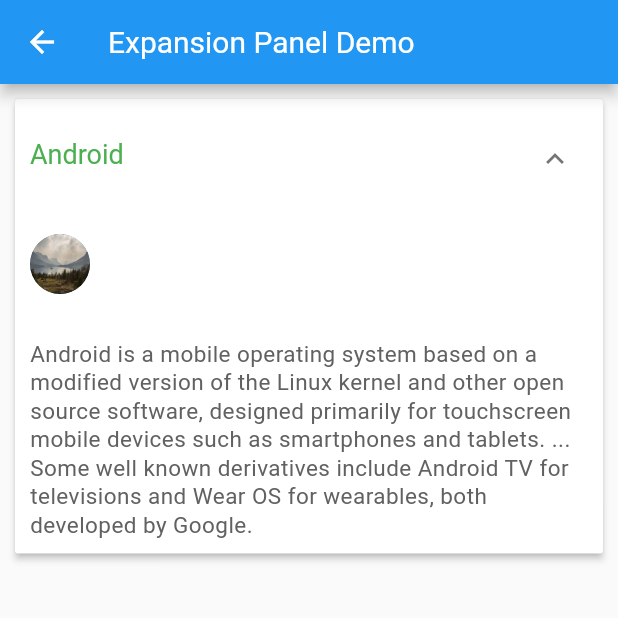
After one commit to diehard04/Flutter-App, a Flutter app: the ExpansionPanelDemo screen opened directly, after a tap on the "expand more" icon, on a phone screen of 412 x 824 dp, the top half of it. The commit adds this screen. Run offline on Flutter 3.47's test engine with Material 2 defaults, Android fonts, the phone set to English and light mode, and no system bars; our stand-ins replace auto_size_text, share, shared_preferences, simple_animations, sqflite; accounts and stored records are empty.

Commit message:
Expansion Panel demo

```diff
--- /dev/null
+++ b/lib/vnoc/expention/ItemModel.dart
@@ -0,0 +1,12 @@
+import 'package:flutter/material.dart';
+
+class ItemModel {
+  bool expanded;
+  String headerItem;
+  String discription;
+  Color colorsItem;
+  String img;
+
+
+  ItemModel({this.expanded: false,this.headerItem, this.discription, this.colorsItem,this.img});
+}
--- /dev/null
+++ b/lib/vnoc/expention/expansion_pannel_demo.dart
@@ -0,0 +1,98 @@
+import 'package:flutter/material.dart';
+
+import 'ItemModel.dart';
+
+
+class ExpansionPanelDemo extends StatefulWidget {
+
+  @override
+  _ExpansionPanelDemoState createState() => _ExpansionPanelDemoState();
+}
+
+class _ExpansionPanelDemoState extends State<ExpansionPanelDemo>{
+
+  @override
+  Widget build(BuildContext context) {
+
+    return Scaffold(
+      appBar: AppBar(
+        title: Text('Expansion Panel Demo'),
+      ),
+
+      body: Container(
+        padding: EdgeInsets.all(10),
+        child: ListView.builder(
+          itemCount: itemData.length,
+          itemBuilder: (BuildContext context, int index) {
+            return ExpansionPanelList(
+              animationDuration: Duration(milliseconds: 1000),
+              dividerColor: Colors.red,
+              //elevation: 1,
+              children: [
+                ExpansionPanel(
+                  body: Container(
+                    padding: EdgeInsets.all(10),
+                    child: Column(
+                      mainAxisAlignment: MainAxisAlignment.spaceBetween,
+                      crossAxisAlignment: CrossAxisAlignment.start,
+                      children: <Widget>[
+                        ClipOval(
+                          child: CircleAvatar(
+                            child: Image.asset(
+                              itemData[index].img,
+                              fit: BoxFit.cover,
+                            ),
+                          ),
+                        ),
+                        SizedBox(
+                          height: 30,
+                        ),
+                        Text(
+                          itemData[index].discription,
+                          style: TextStyle(
+                              color: Colors.grey[700],
+                              fontSize: 15,
+                              letterSpacing: 0.3,
+                              height: 1.3),
+                        ),
+                      ],
+                    ),
+                  ),
+                  headerBuilder: (BuildContext context, bool isExpanded) {
+                    return Container(
+                      padding: EdgeInsets.all(10),
+                      child: Text(
+                        itemData[index].headerItem,
+                        style: TextStyle(
+                          color: itemData[index].colorsItem,
+                          fontSize: 18,
+                        ),
+                      ),
+                    );
+                  },
+                  isExpanded: itemData[index].expanded,
+                )
+              ],
+              expansionCallback: (int item, bool status) {
+                setState(() {
+                  itemData[index].expanded = !itemData[index].expanded;
+                });
+              },
+            );
+          },
+        ),
+      ),
+    );
+  }
+
+  List<ItemModel> itemData = <ItemModel>[
+    ItemModel(
+        headerItem: 'Android',
+        discription:
+        "Android is a mobile operating system based on a modified version of the Linux kernel and other open source software, designed primarily for touchscreen mobile devices such as smartphones and tablets. ... Some well known derivatives include Android TV for televisions and Wear OS for wearables, both developed by Google.",
+        colorsItem: Colors.green,
+        img: 'assets/images/scene1.png'
+    ),
+
+  ];
+}
--- a/lib/vnoc/ui/Dashboard.dart
+++ b/lib/vnoc/ui/Dashboard.dart
@@ -1,5 +1,6 @@
 import 'package:flutter/material.dart';
 import 'package:flutter_app/vnoc/AtcVNOC.dart';
+import 'package:flutter_app/vnoc/expention/expansion_pannel_demo.dart';
 import 'package:flutter_app/vnoc/ui/About.dart';
 
 class Dashboard extends StatefulWidget {
@@ -51,7 +52,17 @@ class DashboardState extends State<Dashboard> {
                 Navigator.of(context).pop();
                 Navigator.of(context).push(MaterialPageRoute(builder: (context) => About("About")));
               },
+            ),
+
+            new ListTile(
+              leading: new Image.asset('assets/images/about.png'),
+              title: new Text('Expansion demo'),
+              onTap: () {
+                Navigator.of(context).pop();
+                Navigator.of(context).push(MaterialPageRoute(builder: (context) => ExpansionPanelDemo()));
+              },
             )
+
           ],
         ),
       ),
```
